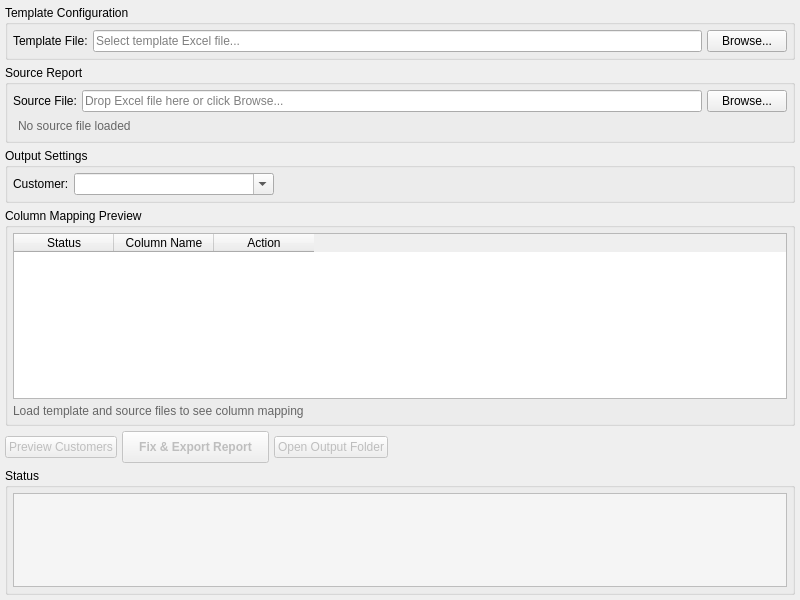
First picture: the form in modules/reporting/ui/reporting_tab.ui, repository i-machine-things/JobDocs, before the edit.
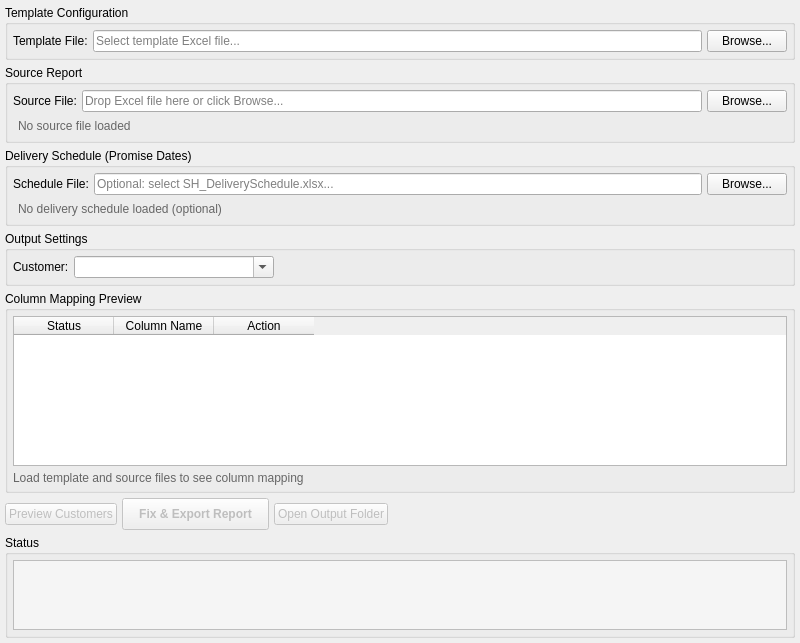
Second picture: the form after the edit.

Commit message: feat: Add delivery schedule functionality with UI components for file selection and promise date handling

```diff
--- a/modules/reporting/ui/reporting_tab.ui
+++ b/modules/reporting/ui/reporting_tab.ui
@@ -154,6 +154,74 @@
      </layout>
     </widget>
    </item>
+   <item>
+    <widget class="QGroupBox" name="deliveryGroupBox">
+     <property name="title">
+      <string>Delivery Schedule (Promise Dates)</string>
+     </property>
+     <layout class="QVBoxLayout" name="deliveryLayout">
+      <property name="spacing">
+       <number>5</number>
+      </property>
+      <property name="leftMargin">
+       <number>5</number>
+      </property>
+      <property name="topMargin">
+       <number>5</number>
+      </property>
+      <property name="rightMargin">
+       <number>5</number>
+      </property>
+      <property name="bottomMargin">
+       <number>5</number>
+      </property>
+      <item>
+       <layout class="QHBoxLayout" name="deliveryFileLayout">
+        <item>
+         <widget class="QLabel" name="deliveryLabel">
+          <property name="text">
+           <string>Schedule File:</string>
+          </property>
+         </widget>
+        </item>
+        <item>
+         <widget class="QLineEdit" name="delivery_path_edit">
+          <property name="readOnly">
+           <bool>true</bool>
+          </property>
+          <property name="placeholderText">
+           <string>Optional: select SH_DeliverySchedule.xlsx...</string>
+          </property>
+         </widget>
+        </item>
+        <item>
+         <widget class="QPushButton" name="browse_delivery_btn">
+          <property name="text">
+           <string>Browse...</string>
+          </property>
+          <property name="maximumSize">
+           <size>
+            <width>80</width>
+            <height>16777215</height>
+           </size>
+          </property>
+         </widget>
+        </item>
+       </layout>
+      </item>
+      <item>
+       <widget class="QLabel" name="delivery_info_label">
+        <property name="text">
+         <string>No delivery schedule loaded (optional)</string>
+        </property>
+        <property name="styleSheet">
+         <string notr="true">color: #666; padding: 2px;</string>
+        </property>
+       </widget>
+      </item>
+     </layout>
+    </widget>
+   </item>
    <item>
     <widget class="QGroupBox" name="outputGroupBox">
      <property name="title">
```
The commit also changes 1 other file.
